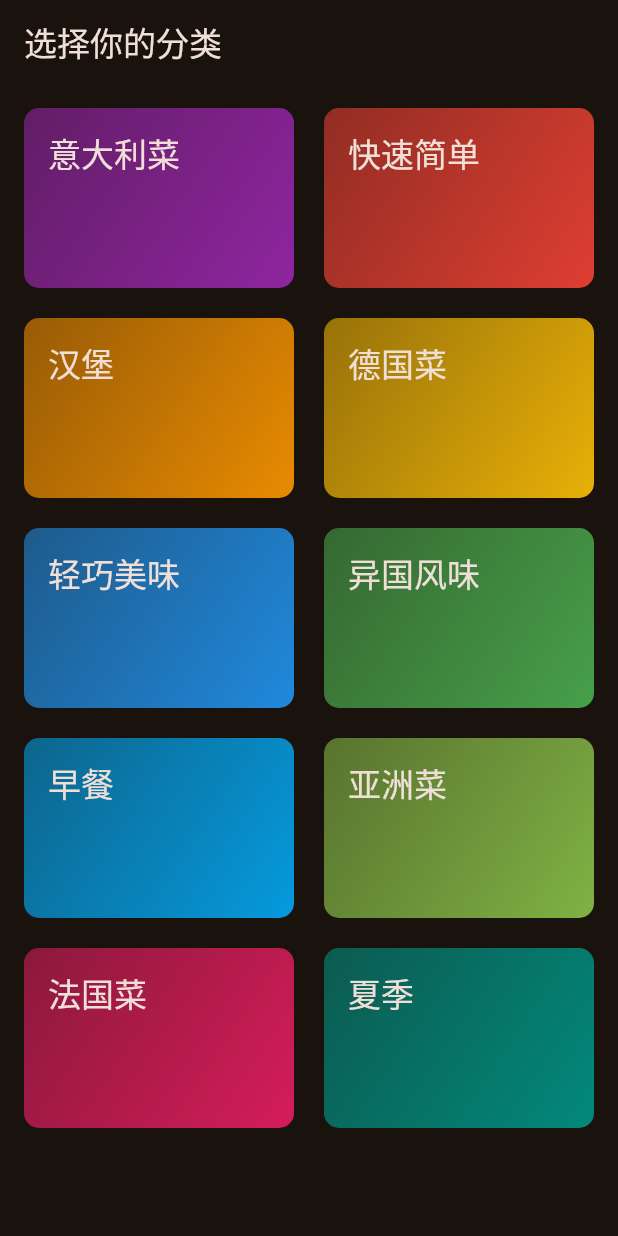
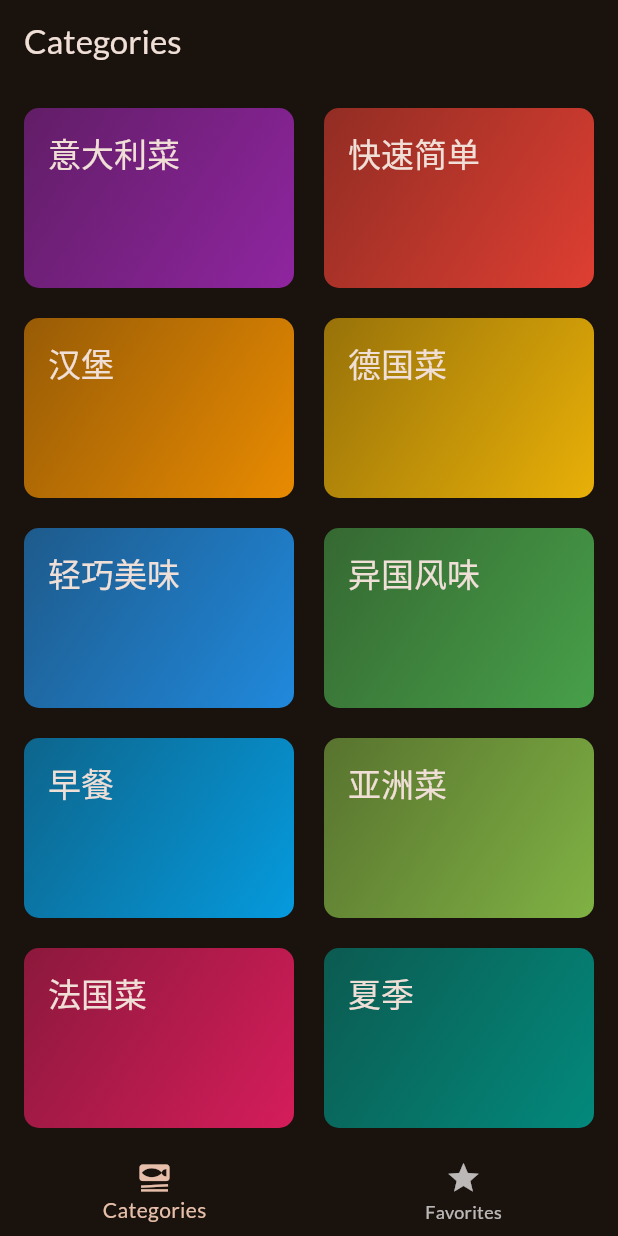
Before and after one commit to ZhaoXilove/meals, a Flutter app: the screen it shows after launch, on a phone screen of 412 x 824 dp. Run offline on Flutter 3.47's test engine with Material 3 defaults, Android fonts, the phone set to English and light mode, and no system bars; our stand-ins replace google_fonts, transparent_image.

Commit message:
✨ feat(App): 更新主屏幕为TabScreen，重构CategoriesScreen以简化布局，MealsScreen支持可选标题

```diff
--- a/lib/main.dart
+++ b/lib/main.dart
@@ -1,6 +1,6 @@
 import 'package:flutter/material.dart';
 import 'package:google_fonts/google_fonts.dart';
-import 'package:meals/screens/categories.dart';
+import 'package:meals/screens/tabs.dart';
 
 final theme = ThemeData(
   useMaterial3: true,
@@ -20,6 +20,6 @@ class App extends StatelessWidget {
 
   @override
   Widget build(BuildContext context) {
-    return MaterialApp(theme: theme, home: const CategoriesScreen());
+    return MaterialApp(theme: theme, home: const TabScreen());
   }
 }
--- a/lib/screens/categories.dart
+++ b/lib/screens/categories.dart
@@ -24,9 +24,7 @@ class CategoriesScreen extends StatelessWidget {
 
   @override
   Widget build(BuildContext context) {
-    return Scaffold(
-      appBar: AppBar(title: const Text('选择你的分类')),
-      body: GridView(
+    return GridView(
       padding: const EdgeInsets.all(16),
       // 设置网格的列数
       // SliverGridDelegateWithFixedCrossAxisCount 是用来设置网格的列数
@@ -52,7 +50,6 @@ class CategoriesScreen extends StatelessWidget {
             onSelect: () => _selectCategory(context, category),
           ),
       ],
-      ),
     );
   }
 }
--- /dev/null
+++ b/lib/screens/tabs.dart
@@ -0,0 +1,54 @@
+import 'package:flutter/material.dart';
+import 'package:meals/screens/categories.dart';
+import 'package:meals/screens/meals.dart';
+
+class TabScreen extends StatefulWidget {
+  const TabScreen({super.key});
+
+  @override
+  State<TabScreen> createState() => _TabScreenState();
+}
+
+class _TabScreenState extends State<TabScreen> {
+  int _selectedPageIndex = 0;
+  void _selectPage(int index) {
+    setState(() {
+      _selectedPageIndex = index;
+    });
+  }
+
+  @override
+  Widget build(BuildContext context) {
+    // 这个activePage 是动态的，根据 _selectedPageIndex 的值来决定显示哪个页面
+    Widget activePage = const CategoriesScreen();
+
+    var activePageTitle = 'Categories';
+
+    // 如果 _selectedPageIndex 的值为 1，则显示 FavoritesScreen
+    if (_selectedPageIndex == 1) {
+      // 如果 _selectedPageIndex 的值为 1，则显示 MealsScreen
+      activePage = const MealsScreen(meals: []);
+      activePageTitle = 'Your Favorites';
+    }
+
+    return Scaffold(
+      appBar: AppBar(title: Text(activePageTitle)),
+      body: activePage,
+      // 底部导航栏
+      bottomNavigationBar: BottomNavigationBar(
+        currentIndex: _selectedPageIndex,
+        onTap: (index) {
+          _selectPage(index);
+        },
+        items: const [
+          // 底部导航栏的图标和文字
+          BottomNavigationBarItem(
+            icon: Icon(Icons.set_meal),
+            label: 'Categories',
+          ),
+          BottomNavigationBarItem(icon: Icon(Icons.star), label: 'Favorites'),
+        ],
+      ),
+    );
+  }
+}
```
Also changed, not shown: lib/screens/meals.dart (+9 -7 lines). Lines whose indentation alone changed are shown as unchanged.
